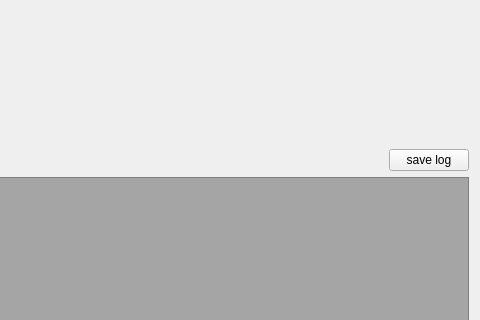
Before: the Qt Designer form gui.ui in spoorcc/stereo-vision-client, drawn with Qt 5; both pictures show x 292 to 772 and y 352 to 672 of the 772 by 939 pixel window.
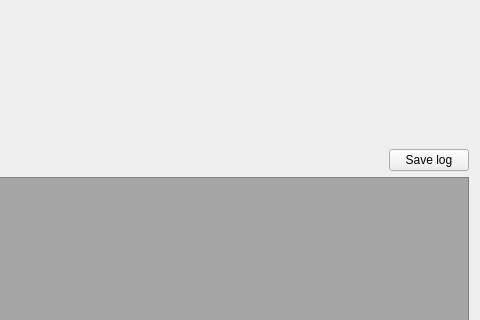
After: the same form once the commit is applied.

```diff
--- a/gui.ui
+++ b/gui.ui
@@ -78,7 +78,7 @@
           <item>
            <widget class="QPushButton" name="saveLogToFileBTN">
             <property name="text">
-             <string>save log</string>
+             <string>Save log</string>
             </property>
            </widget>
           </item>
```
